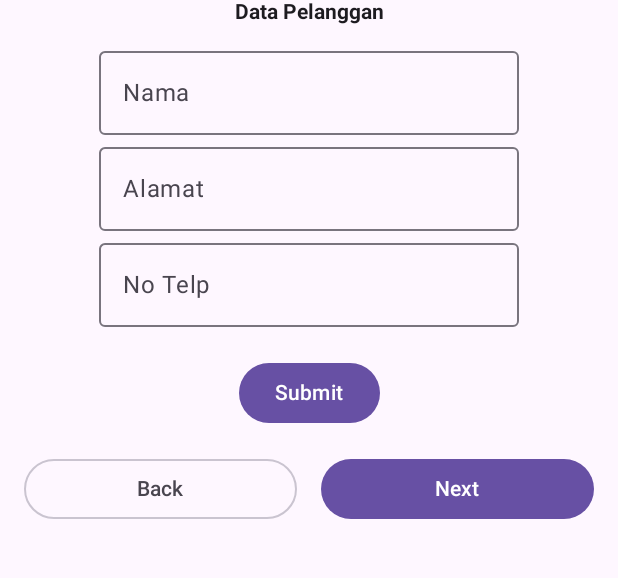
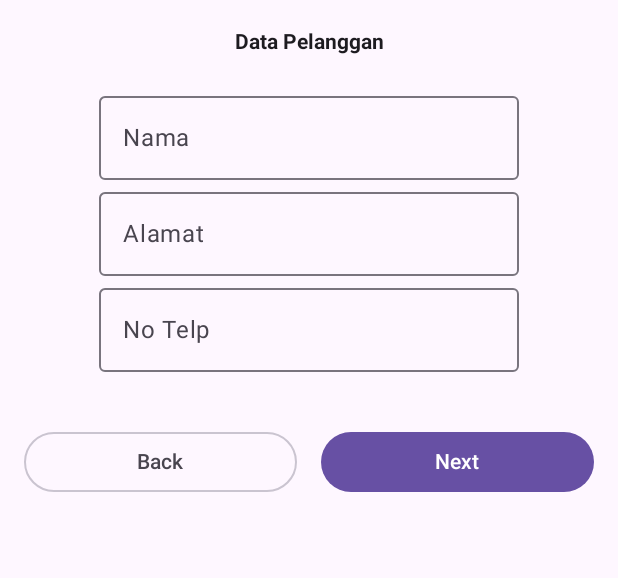
Before and after one commit to rezariswandhaaaa/137_NavigationWithData, an Android app built with Jetpack Compose: the Fomulir screen opened through its navigation route, on a phone screen of 412 x 824 dp, the part 96-674 px from its top. Run offline under Robolectric (Android 15) with nearby library versions, the phone set to English and light mode, and no system bars.

Commit message:
Erase Button Submit in HalamanSatu

```diff
--- a/app/src/main/java/com/example/activity5/ui/page/HalamanSatu.kt
+++ b/app/src/main/java/com/example/activity5/ui/page/HalamanSatu.kt
@@ -1,4 +1,6 @@
-@file:OptIn(ExperimentalMaterial3Api::class, ExperimentalMaterial3Api::class)
+@file:OptIn(ExperimentalMaterial3Api::class, ExperimentalMaterial3Api::class,
+    ExperimentalMaterial3Api::class, ExperimentalMaterial3Api::class
+)
 
 import androidx.compose.foundation.layout.Arrangement
 import androidx.compose.foundation.layout.Column
@@ -29,7 +31,6 @@ import com.example.activity5.R
 @Composable
 fun HalamanSatu(
     onSubmitButtonClicked: (MutableList<String>) -> Unit,
-    onNextButtonClicked: () -> Unit,
     onBackButtonClicked: () -> Unit
 ){
     var namaText by remember { mutableStateOf("") }
@@ -43,10 +44,11 @@ fun HalamanSatu(
         verticalArrangement = Arrangement.Center,
         modifier = Modifier.fillMaxWidth()
     ){
+        Spacer(modifier = Modifier.height(20.dp))
         Row {
             Text(text = "Data Pelanggan", fontWeight = FontWeight.Bold)
         }
-        Spacer(modifier = Modifier.height(10.dp))
+        Spacer(modifier = Modifier.height(20.dp))
 
         OutlinedTextField(
             value = namaText,
@@ -68,9 +70,6 @@ fun HalamanSatu(
 
         Spacer(modifier = Modifier.padding(10.dp))
 
-        Button(onClick = {onSubmitButtonClicked(listData)}) {
-            Text(text = stringResource(id = R.string.btn_submit))
-        }
 
         Row (modifier = Modifier
             .fillMaxWidth()
@@ -88,7 +87,7 @@ fun HalamanSatu(
             }
             Button(
                 modifier = Modifier.weight(1f),
-                onClick = onNextButtonClicked
+                onClick = {onSubmitButtonClicked(listData)}
             ){
                 Text(stringResource(R.string.next))
             }
@@ -100,5 +99,5 @@ fun HalamanSatu(
 @Preview
 @Composable
 fun HalamanSatuPreview(){
-    HalamanSatu(onSubmitButtonClicked = {}, onNextButtonClicked = {}) {}
+    HalamanSatu(onSubmitButtonClicked = {}) {}
 }
--- a/app/src/main/java/com/example/activity5/ui/page/HalamanTiga.kt
+++ b/app/src/main/java/com/example/activity5/ui/page/HalamanTiga.kt
@@ -56,7 +56,7 @@ fun HalamanTiga(
         Text(text = stringResource(id = R.string.notlp))
         Text(text = orderUIState.tlp)
         Divider()
-        Spacer(modifier = Modifier.padding(16.dp))
+        Spacer(modifier = Modifier.padding(8.dp))
 
         Column (
             modifier = Modifier.fillMaxWidth()
@@ -69,7 +69,7 @@ fun HalamanTiga(
                     Text(text = item.second.toString(), fontWeight = FontWeight.Bold)
                 }
                 Divider(thickness = dimensionResource(R.dimen.thickness_divider))
-                Spacer(modifier = Modifier.height(dimensionResource(id = R.dimen.padding_medium)))
+                Spacer(modifier = Modifier.height(dimensionResource(id = R.dimen.padding_small)))
             }
 
             Spacer(modifier = Modifier.height(dimensionResource(R.dimen.padding_small)))
--- a/app/src/main/java/com/example/activity5/ui/page/PengelolaHalaman.kt
+++ b/app/src/main/java/com/example/activity5/ui/page/PengelolaHalaman.kt
@@ -92,8 +92,10 @@ fun EsJumboApp(
 
             composable(route = PengelolaHalaman.Fomulir.name){
                 HalamanSatu(
-                    onSubmitButtonClicked = { viewModel.setContact(it) },
-                    onNextButtonClicked = {navController.navigate(PengelolaHalaman.Rasa.name)},
+                    onSubmitButtonClicked = {
+                        viewModel.setContact(it)
+                        navController.navigate(PengelolaHalaman.Rasa.name)
+                                            },
                     onBackButtonClicked = {cancelOrderAndNavigateToHome(viewModel,navController)}
                 )
             }
```
